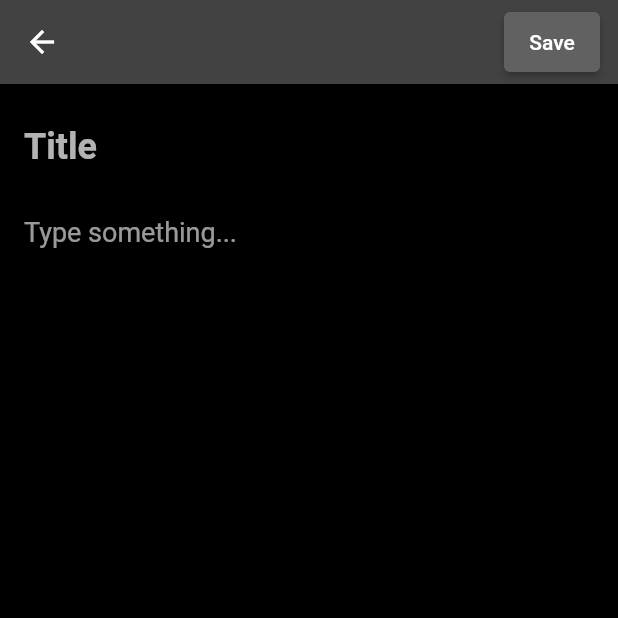
After one commit to psimatis/CanCanto, a Flutter app: the screen it shows after launch, after a tap on the "add" icon, on a phone screen of 412 x 824 dp, the top half of it. The commit adds this screen. Run offline on Flutter 3.47's test engine with Material 2 defaults, Android fonts, the phone set to English and light mode, and no system bars; our stand-ins replace sqflite; accounts and stored records are empty.

Commit message:
DB works, added pages for editing/adding records

```diff
--- a/lib/Components/NavigationButton.dart
+++ b/lib/Components/NavigationButton.dart
@@ -1,9 +1,9 @@
 import 'package:flutter/material.dart';
 
 class NavigationButton extends StatelessWidget {
-  NavigationButton({required this.title, required this.onPressed});
+  NavigationButton({required this.cantonese, required this.onPressed});
 
-  final String title;
+  final String cantonese;
   final VoidCallback onPressed;
 
   @override
@@ -11,7 +11,7 @@ class NavigationButton extends StatelessWidget {
     return Center(
       child: MaterialButton(
         onPressed: onPressed,
-        child: Text(title),
+        child: Text(cantonese),
       ),
     );
   }
--- /dev/null
+++ b/lib/Components/phrase_form_widget.dart
@@ -0,0 +1,69 @@
+import 'package:flutter/material.dart';
+
+class PhraseFormWidget extends StatelessWidget {
+  final String? cantonese;
+  final String? english;
+  final ValueChanged<String> onChangedCantonese;
+  final ValueChanged<String> onChangedEnglish;
+
+  const PhraseFormWidget({
+    Key? key,
+    this.cantonese = '',
+    this.english = '',
+    required this.onChangedCantonese,
+    required this.onChangedEnglish,
+  }) : super(key: key);
+
+  @override
+  Widget build(BuildContext context) => SingleChildScrollView(
+    child: Padding(
+      padding: const EdgeInsets.all(16),
+      child: Column(
+        mainAxisSize: MainAxisSize.min,
+        children: [
+          Row(
+            children: [
+            ],
+          ),
+          buildTitle(),
+          const SizedBox(height: 8),
+          buildDescription(),
+          const SizedBox(height: 16),
+        ],
+      ),
+    ),
+  );
+
+  Widget buildTitle() => TextFormField(
+    maxLines: 1,
+    initialValue: cantonese,
+    style: const TextStyle(
+      color: Colors.white70,
+      fontWeight: FontWeight.bold,
+      fontSize: 24,
+    ),
+    decoration: const InputDecoration(
+      border: InputBorder.none,
+      hintText: 'Title',
+      hintStyle: TextStyle(color: Colors.white70),
+    ),
+    validator: (title) =>
+    title != null && title.isEmpty ? 'The title cannot be empty' : null,
+    onChanged: onChangedCantonese,
+  );
+
+  Widget buildDescription() => TextFormField(
+    maxLines: 5,
+    initialValue: english,
+    style: const TextStyle(color: Colors.white60, fontSize: 18),
+    decoration: const InputDecoration(
+      border: InputBorder.none,
+      hintText: 'Type something...',
+      hintStyle: TextStyle(color: Colors.white60),
+    ),
+    validator: (cantonese) => cantonese != null && cantonese.isEmpty
+        ? 'The description cannot be empty'
+        : null,
+    onChanged: onChangedEnglish,
+  );
+}
--- a/lib/Database/phrase.dart
+++ b/lib/Database/phrase.dart
@@ -1,27 +1,44 @@
+final String tablePhrases = 'phrases';
+
+class PhraseFields {
+  static final List<String> values = [id, cantonese, english];
+
+  static final String id = '_id';
+  static final String cantonese = 'cantonese';
+  static final String english = 'english';
+}
+
 class Phrase {
-  int? id;
-  String cantonese;
-  String english;
+  final int? id;
+  final String cantonese;
+  final String english;
 
-  Phrase({
+  const Phrase({
     this.id,
     required this.cantonese,
     required this.english,
   });
 
-  Map<String, dynamic> toMap() {
-    return {
-      'id': id,
-      'cantonese': cantonese,
-      'english': english,
-    };
-  }
+  Phrase copy({
+    int? id,
+    String? cantonese,
+    String? english,
+  }) =>
+      Phrase(
+        id: id ?? this.id,
+        cantonese: cantonese ?? this.cantonese,
+        english: english ?? this.english,
+      );
 
-  factory Phrase.fromMap(Map<String, dynamic> map) {
-    return Phrase(
-      id: map['id'],
-      cantonese: map['cantonese'],
-      english: map['english'],
-    );
-  }
+  static Phrase fromJson(Map<String, Object?> json) => Phrase(
+    id: json[PhraseFields.id] as int?,
+    cantonese: json[PhraseFields.cantonese] as String,
+    english: json[PhraseFields.english] as String,
+  );
+
+  Map<String, Object?> toJson() => {
+    PhraseFields.id: id,
+    PhraseFields.cantonese: cantonese,
+    PhraseFields.english: english,
+  };
 }
--- /dev/null
+++ b/lib/Database/phrases_database.dart
@@ -0,0 +1,94 @@
+import 'package:path/path.dart';
+import 'package:sqflite/sqflite.dart';
+import 'phrase.dart';
+
+class PhrasesDatabase {
+  static final PhrasesDatabase instance = PhrasesDatabase._init();
+
+  static Database? _database;
+
+  PhrasesDatabase._init();
+
+  Future<Database> get database async {
+    if (_database != null) return _database!;
+
+    _database = await _initDB('test.db');
+    return _database!;
+  }
+
+  Future<Database> _initDB(String filePath) async {
+    final dbPath = await getDatabasesPath();
+    final path = join(dbPath, filePath);
+
+    return await openDatabase(path, version: 1, onCreate: _createDB);
+  }
+
+  Future _createDB(Database db, int version) async {
+    const idType = 'INTEGER PRIMARY KEY AUTOINCREMENT';
+    const textType = 'TEXT NOT NULL';
+
+    await db.execute('''
+CREATE TABLE $tablePhrases (
+  ${PhraseFields.id} $idType,
+  ${PhraseFields.cantonese} $textType,
+  ${PhraseFields.english} $textType
+  )
+''');
+  }
+
+  Future<Phrase> create(Phrase phrase) async {
+    final db = await instance.database;
+
+    final id = await db.insert(tablePhrases, phrase.toJson());
+    return phrase.copy(id: id);
+  }
+
+  Future<Phrase> readNote(int id) async {
+    final db = await instance.database;
+
+    final maps = await db.query(
+      tablePhrases,
+      columns: PhraseFields.values,
+      where: '${PhraseFields.id} = ?',
+      whereArgs: [id],
+    );
+
+    if (maps.isNotEmpty) {
+      return Phrase.fromJson(maps.first);
+    } else {
+      throw Exception('ID $id not found');
+    }
+  }
+
+  Future<List<Phrase>> readAllNotes() async {
+    final db = await instance.database;
+    final result = await db.query(tablePhrases);
+    return result.map((json) => Phrase.fromJson(json)).toList();
+  }
+
+  Future<int> update(Phrase phrase) async {
+    final db = await instance.database;
+
+    return db.update(
+      tablePhrases,
+      phrase.toJson(),
+      where: '${PhraseFields.id} = ?',
+      whereArgs: [phrase.id],
+    );
+  }
+
+  Future<int> delete(int id) async {
+    final db = await instance.database;
+
+    return await db.delete(
+      tablePhrases,
+      where: '${PhraseFields.id} = ?',
+      whereArgs: [id],
+    );
+  }
+
+  Future close() async {
+    final db = await instance.database;
+    db.close();
+  }
+}
--- /dev/null
+++ b/lib/Screens/add_edit_phrase.dart
@@ -0,0 +1,97 @@
+import 'package:flutter/material.dart';
+import '../Database/phrases_database.dart';
+import '../Database/phrase.dart';
+import '../Components/phrase_form_widget.dart';
+
+class AddEditPhrasePage extends StatefulWidget {
+  final Phrase? phrase;
+
+  const AddEditPhrasePage({
+    Key? key,
+    this.phrase,
+  }) : super(key: key);
+
+  @override
+  State<AddEditPhrasePage> createState() => _AddEditPhrasePageState();
+}
+
+class _AddEditPhrasePageState extends State<AddEditPhrasePage> {
+  final _formKey = GlobalKey<FormState>();
+  late String cantonese;
+  late String english;
+
+  @override
+  void initState() {
+    super.initState();
+
+    cantonese = widget.phrase?.cantonese ?? '';
+    english = widget.phrase?.english ?? '';
+  }
+
+  @override
+  Widget build(BuildContext context) => Scaffold(
+    appBar: AppBar(
+      actions: [buildButton()],
+    ),
+    body: Form(
+      key: _formKey,
+      child: PhraseFormWidget(
+        cantonese: cantonese,
+        english: english,
+        onChangedCantonese: (cantonese) => setState(() => this.cantonese = cantonese),
+        onChangedEnglish: (english) =>
+            setState(() => this.english = english),
+      ),
+    ),
+  );
+
+  Widget buildButton() {
+    final isFormValid = cantonese.isNotEmpty && english.isNotEmpty;
+
+    return Padding(
+      padding: const EdgeInsets.symmetric(vertical: 8, horizontal: 12),
+      child: ElevatedButton(
+        style: ElevatedButton.styleFrom(
+          foregroundColor: Colors.white,
+          backgroundColor: isFormValid ? null : Colors.grey.shade700,
+        ),
+        onPressed: addOrUpdateNote,
+        child: const Text('Save'),
+      ),
+    );
+  }
+
+  void addOrUpdateNote() async {
+    final isValid = _formKey.currentState!.validate();
+
+    if (isValid) {
+      final isUpdating = widget.phrase != null;
+
+      if (isUpdating) {
+        await updateNote();
+      } else {
+        await addNote();
+      }
+
+      Navigator.of(context).pop();
+    }
+  }
+
+  Future updateNote() async {
+    final note = widget.phrase!.copy(
+      cantonese: cantonese,
+      english: english,
+    );
+
+    await PhrasesDatabase.instance.update(note);
+  }
+
+  Future addNote() async {
+    final phrase = Phrase(
+      cantonese: cantonese,
+      english: english,
+    );
+
+    await PhrasesDatabase.instance.create(phrase);
+  }
+}
--- a/lib/Screens/cancanto_screen.dart
+++ b/lib/Screens/cancanto_screen.dart
@@ -12,7 +12,7 @@ class CanCantoScreen extends StatefulWidget {
 }
 
 class _CanCantoScreenState extends State<CanCantoScreen> {
-  String randomPhrase = VocabularyScreen.generateRandomPhrase();
+  String randomPhrase = 'lalala';
   TextEditingController userInputController = TextEditingController();
   String resultMessage = '';
   int attempts = 0;
@@ -31,7 +31,7 @@ class _CanCantoScreenState extends State<CanCantoScreen> {
       });
     }
     setState(() {
-      randomPhrase = VocabularyScreen.generateRandomPhrase();
+      randomPhrase = 'lalala';
       userInputController.clear();
     });
     attempts++;
@@ -84,7 +84,7 @@ class _CanCantoScreenState extends State<CanCantoScreen> {
               ),
               SizedBox(height: 10),
               NavigationButton(
-                title:'Go to vocabulary',
+                cantonese:'Go to vocabulary',
                 onPressed: () {
                   Navigator.pushNamed(context, VocabularyScreen.id);
                 },
--- a/lib/Screens/vocabulary_screen.dart
+++ b/lib/Screens/vocabulary_screen.dart
@@ -1,31 +1,72 @@
 import 'package:flutter/material.dart';
 import 'cancanto_screen.dart';
 import 'package:canto/Components/NavigationButton.dart';
-import 'dart:math';
-import 'package:canto/Database/database_helper.dart';
+import 'package:canto/Database/phrases_database.dart';
 import 'package:canto/Database/phrase.dart';
+import 'add_edit_phrase.dart';
+import 'package:flutter_staggered_grid_view/flutter_staggered_grid_view.dart';
+import 'phrase_detail_page.dart';
+import '../Components/phrase_card_widget.dart';
 
 class VocabularyScreen extends StatefulWidget {
 
   static const String id = 'vocabulary_screen';
-
-  static String generateRandomPhrase() {
-    List<String> phrases = [
-      "Flutter is awesome!",
-      "Dart is a great language.",
-      "Can Canto is fun to use.",
-      "OpenAI GPT-3 is amazing!",
-    ];
-    Random random = Random();
-    int randomIndex = random.nextInt(phrases.length);
-    return phrases[randomIndex];
-  }
 
   @override
   _VocabularyScreenState createState() => _VocabularyScreenState();
 }
 
 class _VocabularyScreenState extends State<VocabularyScreen> {
+  late List<Phrase> phrases;
+  bool isLoading = false;
+
+  @override
+  void initState() {
+    super.initState();
+
+    refreshPhrases();
+  }
+
+  @override
+  void dispose() {
+    PhrasesDatabase.instance.close();
+
+    super.dispose();
+  }
+
+  Future refreshPhrases() async {
+    setState(() => isLoading = true);
+
+    phrases = await PhrasesDatabase.instance.readAllNotes();
+
+    setState(() => isLoading = false);
+  }
+
+  Widget buildPhrases() => StaggeredGrid.count(
+      crossAxisCount: 2,
+      mainAxisSpacing: 2,
+      crossAxisSpacing: 2,
+      children: List.generate(
+        phrases.length,
+            (index) {
+          final phrase = phrases[index];
+
+          return StaggeredGridTile.fit(
+            crossAxisCellCount: 1,
+            child: GestureDetector(
+              onTap: () async {
+                await Navigator.of(context).push(MaterialPageRoute(
+                  builder: (context) => PhraseDetailPage(phraseId: phrase.id!),
+                ));
+
+                refreshPhrases();
+              },
+              child: PhraseCardWidget(phrase: phrase, index: index),
+            ),
+          );
+        },
+      ));
+
   @override
   Widget build(BuildContext context) {
     return Scaffold(
@@ -33,13 +74,30 @@ class _VocabularyScreenState extends State<VocabularyScreen> {
         AppBar(
           title: const Text('Vocabulary'),
         ),
-        body:
-        NavigationButton(
-          title:'Back to quiz',
-          onPressed: () {
-            Navigator.pushNamed(context, CanCantoScreen.id);
-          },
-        )
+        body: Column(
+          children: <Widget>[
+            buildPhrases(),
+            Text('Your Text'),
+            NavigationButton(
+              cantonese:'Back to quiz',
+              onPressed: () {
+                Navigator.pushNamed(context, CanCantoScreen.id);
+                },
+            ),
+          ],
+        ),
+
+        floatingActionButton:
+          FloatingActionButton(
+              child:
+              Icon(Icons.add),
+              onPressed: () async {
+                await Navigator.of(context).push(
+                    MaterialPageRoute(builder: (context) => const AddEditPhrasePage())
+                );
+                refreshPhrases();
+              }
+              ),
     );
   }
 }
```
Also changed, not shown: lib/Components/phrase_card_widget.dart (added, +67 -0 lines), lib/Database/database_helper.dart (deleted, +0 -78 lines), lib/Screens/phrase_detail_page.dart (added, +89 -0 lines), pubspec.yaml (+3 -4 lines), pubspec.lock (deleted), 12 other files.
